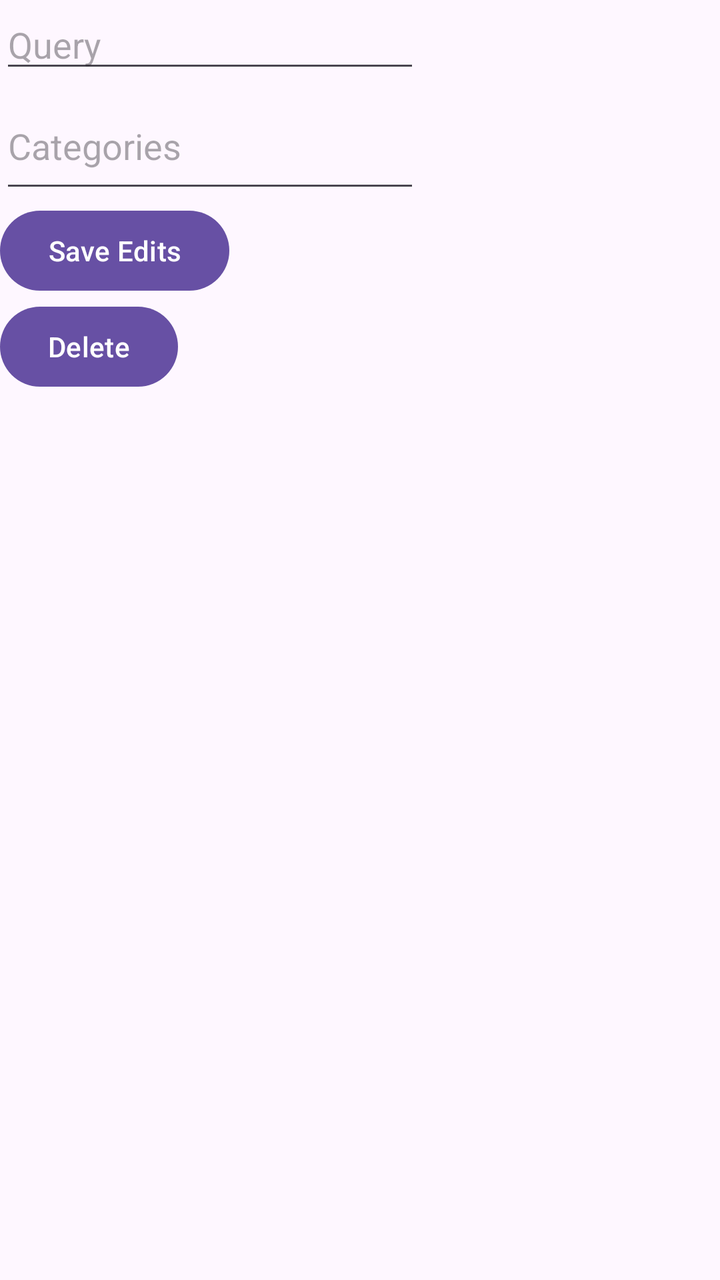
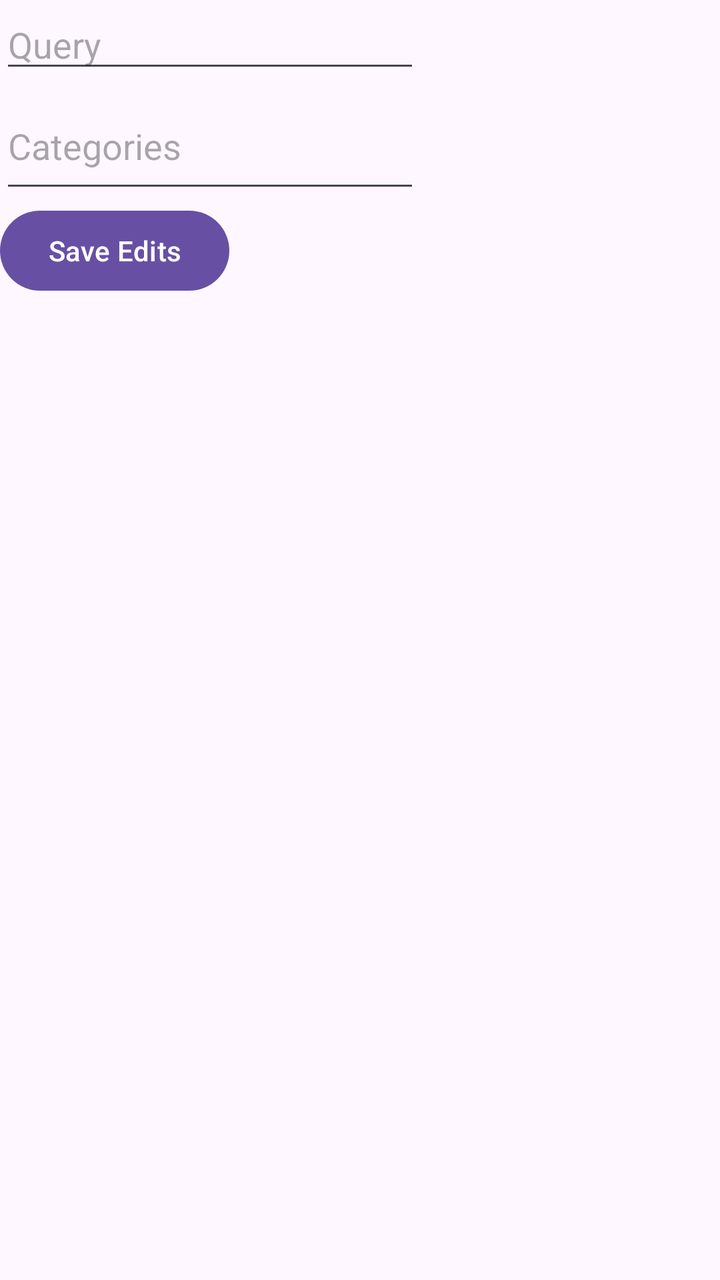

Compare the two renders of this Android layout. The source of the first and the diff that turns it into the second are given below.
<!-- AndroidManifest.xml: application theme Theme._3130_grp8_app -->
<!-- res/layout/activity_edit_preferred_product.xml -->
<?xml version="1.0" encoding="utf-8"?>
<androidx.constraintlayout.widget.ConstraintLayout xmlns:android="http://schemas.android.com/apk/res/android"
    xmlns:app="http://schemas.android.com/apk/res-auto"
    android:id="@+id/editPreferredProductMain"
    android:layout_width="match_parent"
    android:layout_height="match_parent">

    <EditText
        android:id="@+id/editPreferredProductQueryEditText"
        android:layout_width="wrap_content"
        android:layout_height="wrap_content"
        android:ems="10"
        android:hint="Query"
        android:inputType="text"
        app:layout_constraintStart_toStartOf="parent"
        app:layout_constraintTop_toTopOf="parent" />

    <EditText
        android:id="@+id/editPreferredProductCategoriesEditText"
        android:layout_width="wrap_content"
        android:layout_height="60dp"
        android:ems="10"
        android:hint="Categories"
        android:inputType="text"
        app:layout_constraintStart_toStartOf="parent"
        app:layout_constraintTop_toBottomOf="@id/editPreferredProductQueryEditText" />

    <Button
        android:id="@+id/editPreferredProductButton"
        android:layout_width="wrap_content"
        android:layout_height="wrap_content"
        android:text="Save Edits"
        app:layout_constraintStart_toStartOf="parent"
        app:layout_constraintTop_toBottomOf="@id/editPreferredProductCategoriesEditText" />

    <Button
        android:id="@+id/deletePreferredProductButton"
        android:layout_width="wrap_content"
        android:layout_height="wrap_content"
        android:text="Delete"
        app:layout_constraintStart_toStartOf="parent"
        app:layout_constraintTop_toBottomOf="@id/editPreferredProductButton" />
</androidx.constraintlayout.widget.ConstraintLayout>
<!-- resources referenced by this layout -->
<resources>
  <style name="Theme._3130_grp8_app" parent="Base.Theme._3130_grp8_app" />
  <style name="Base.Theme._3130_grp8_app" parent="Theme.Material3.DayNight.NoActionBar">
          
          
      </style>
</resources>

<!-- the commit's change to res/layout/activity_edit_preferred_product.xml (unified diff, before → after) -->
@@ -33,11 +33,4 @@
         app:layout_constraintStart_toStartOf="parent"
         app:layout_constraintTop_toBottomOf="@id/editPreferredProductCategoriesEditText" />
 
-    <Button
-        android:id="@+id/deletePreferredProductButton"
-        android:layout_width="wrap_content"
-        android:layout_height="wrap_content"
-        android:text="Delete"
-        app:layout_constraintStart_toStartOf="parent"
-        app:layout_constraintTop_toBottomOf="@id/editPreferredProductButton" />
 </androidx.constraintlayout.widget.ConstraintLayout>
